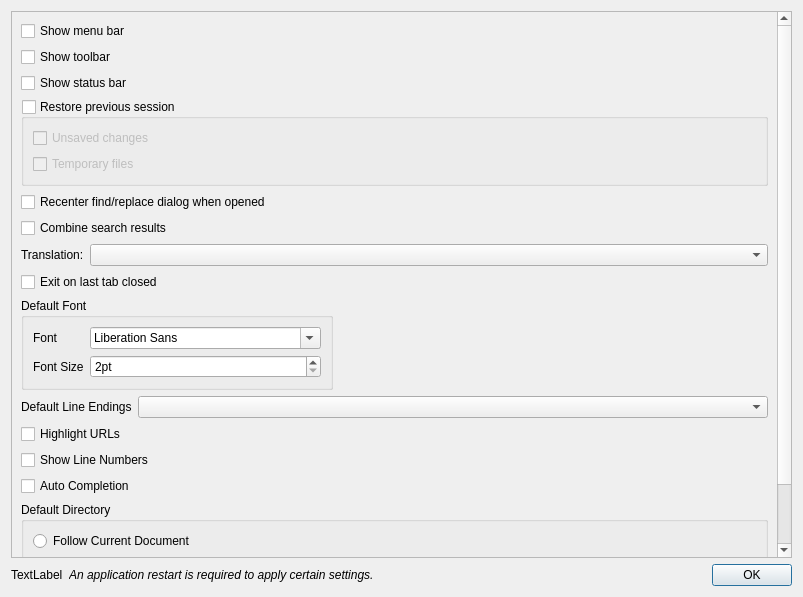
Qt form src/dialogs/PreferencesDialog.ui (alsyundawy/NoteSciPad) before a commit.
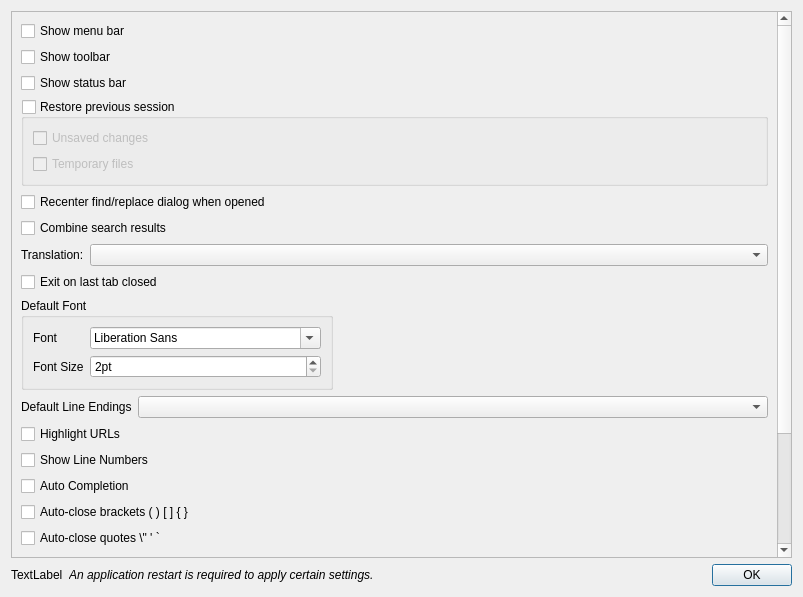
The same form after that commit.

Commit message: feat(editor): implement Enhanced Auto-completion with auto-close pairs, smart auto-indent, and settings UI

Diff of the .ui file:
```diff
--- a/src/dialogs/PreferencesDialog.ui
+++ b/src/dialogs/PreferencesDialog.ui
@@ -215,6 +215,27 @@
          </property>
         </widget>
        </item>
+       <item>
+        <widget class="QCheckBox" name="checkBoxAutoCloseBrackets">
+         <property name="text">
+          <string>Auto-close brackets ( ) [ ] { }</string>
+         </property>
+        </widget>
+       </item>
+       <item>
+        <widget class="QCheckBox" name="checkBoxAutoCloseQuotes">
+         <property name="text">
+          <string>Auto-close quotes \" ' `</string>
+         </property>
+        </widget>
+       </item>
+       <item>
+        <widget class="QCheckBox" name="checkBoxSmartAutoIndent">
+         <property name="text">
+          <string>Smart Auto-Indent</string>
+         </property>
+        </widget>
+       </item>
        <item>
         <widget class="QGroupBox" name="groupBox_2">
          <property name="title">
```
The commit also changes 9 other files.
